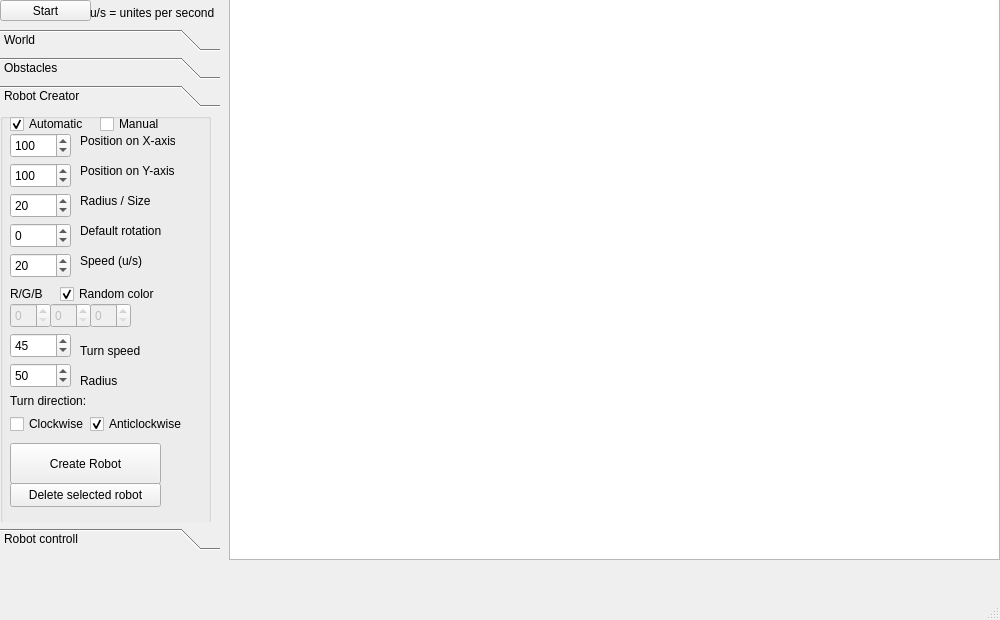
Qt form src/mainwindow.ui (denis-fekete/icp_project) before a commit.
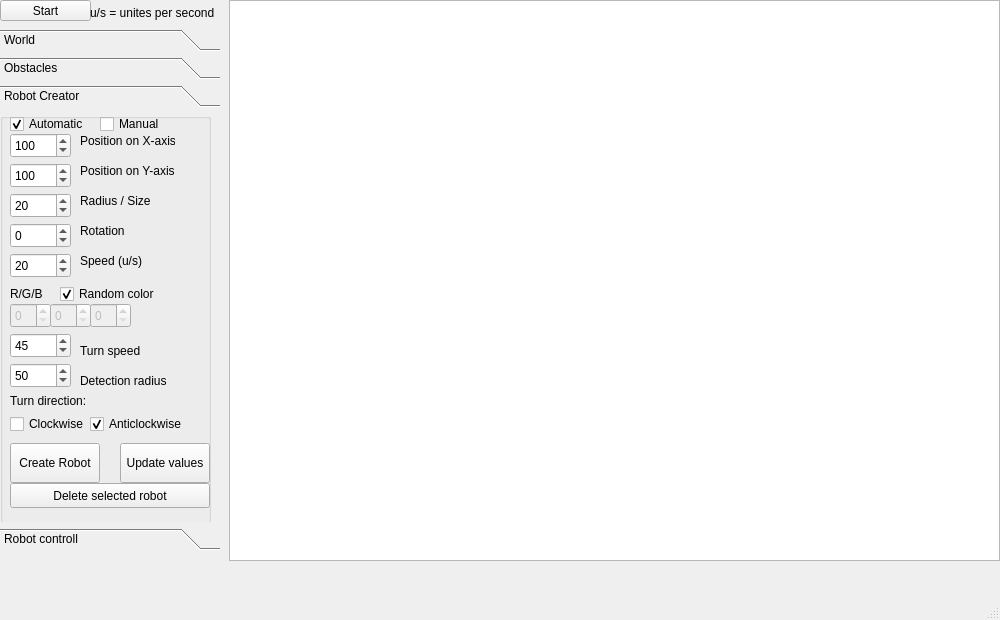
The same form after that commit. The open tabs and pages were chosen to show the change.

Commit message: GUI changes, implemented editing of already created Robots/Obstacles

```diff
--- a/src/mainwindow.ui
+++ b/src/mainwindow.ui
@@ -21,11 +21,17 @@
     <property name="geometry">
      <rect>
       <x>229</x>
-      <y>-1</y>
+      <y>0</y>
       <width>771</width>
       <height>561</height>
      </rect>
     </property>
+    <property name="sizePolicy">
+     <sizepolicy hsizetype="Ignored" vsizetype="Ignored">
+      <horstretch>0</horstretch>
+      <verstretch>0</verstretch>
+     </sizepolicy>
+    </property>
     <property name="interactive">
      <bool>true</bool>
     </property>
@@ -544,8 +550,8 @@
         <rect>
          <x>10</x>
          <y>330</y>
-         <width>151</width>
-         <height>41</height>
+         <width>90</width>
+         <height>40</height>
         </rect>
        </property>
        <property name="text">
@@ -557,8 +563,8 @@
         <rect>
          <x>10</x>
          <y>370</y>
-         <width>151</width>
-         <height>24</height>
+         <width>200</width>
+         <height>25</height>
         </rect>
        </property>
        <property name="text">
@@ -684,7 +690,7 @@
         </rect>
        </property>
        <property name="text">
-        <string>Default rotation</string>
+        <string>Rotation</string>
        </property>
       </widget>
       <widget class="QLabel" name="label_2">
@@ -836,12 +842,12 @@
         <rect>
          <x>80</x>
          <y>260</y>
-         <width>41</width>
+         <width>101</width>
          <height>16</height>
         </rect>
        </property>
        <property name="text">
-        <string>Radius</string>
+        <string>Detection radius</string>
        </property>
       </widget>
       <widget class="QLabel" name="label_39">
@@ -931,6 +937,19 @@
         <bool>true</bool>
        </property>
       </widget>
+      <widget class="QPushButton" name="input_robot_updateValues">
+       <property name="geometry">
+        <rect>
+         <x>120</x>
+         <y>330</y>
+         <width>90</width>
+         <height>40</height>
+        </rect>
+       </property>
+       <property name="text">
+        <string>Update values</string>
+       </property>
+      </widget>
      </widget>
     </widget>
     <widget class="QWidget" name="robotcontroll">
```
Left out of the diff: 36 changed lines with no effect on the pictures. The commit also changes 16 other files.
